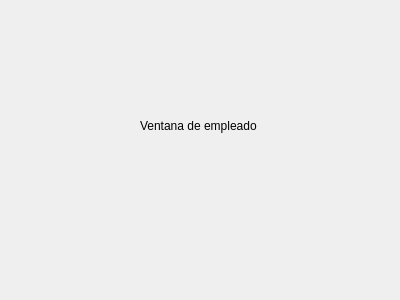
Above: ui/empleado_form.ui from DanielArias-COL/Bases-1- before the change. Below: the same form after it.
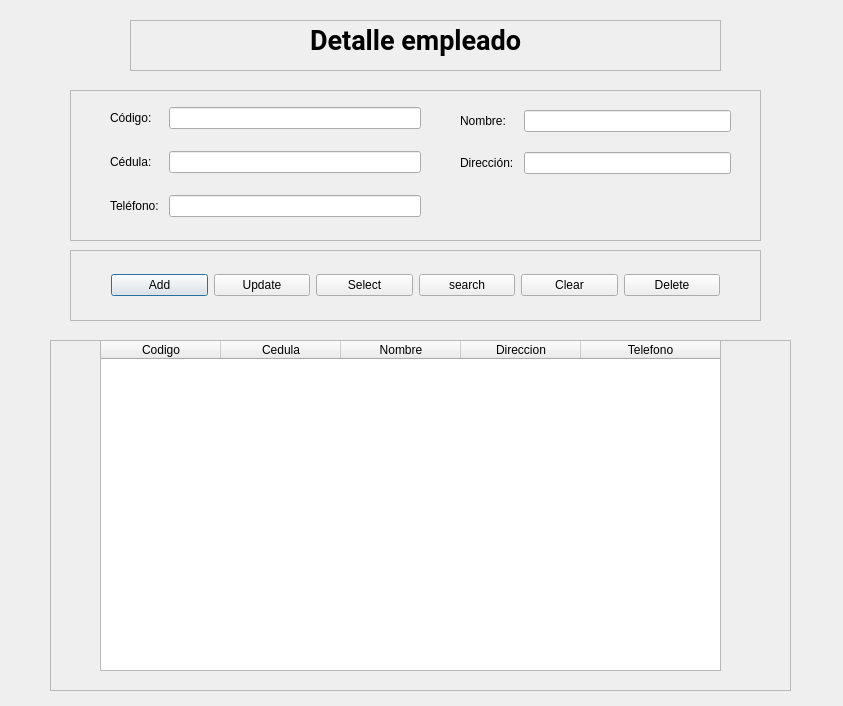
That is the form after the change.

Commit message: feat(empleado): interfaz,tabla y add

```diff
--- a/ui/empleado_form.ui
+++ b/ui/empleado_form.ui
@@ -6,25 +6,288 @@
    <rect>
     <x>0</x>
     <y>0</y>
-    <width>400</width>
-    <height>300</height>
+    <width>843</width>
+    <height>706</height>
    </rect>
   </property>
   <property name="windowTitle">
    <string>Dialog</string>
   </property>
-  <widget class="QLabel" name="label">
+  <widget class="QFrame" name="info_frame">
    <property name="geometry">
     <rect>
-     <x>140</x>
-     <y>110</y>
-     <width>131</width>
-     <height>31</height>
+     <x>70</x>
+     <y>90</y>
+     <width>691</width>
+     <height>151</height>
     </rect>
    </property>
-   <property name="text">
-    <string>Ventana de empleado</string>
+   <property name="frameShape">
+    <enum>QFrame::Shape::StyledPanel</enum>
    </property>
+   <property name="frameShadow">
+    <enum>QFrame::Shadow::Raised</enum>
+   </property>
+   <widget class="QWidget" name="">
+    <property name="geometry">
+     <rect>
+      <x>40</x>
+      <y>10</y>
+      <width>311</width>
+      <height>126</height>
+     </rect>
+    </property>
+    <layout class="QGridLayout" name="gridLayout">
+     <property name="horizontalSpacing">
+      <number>10</number>
+     </property>
+     <property name="verticalSpacing">
+      <number>15</number>
+     </property>
+     <item row="1" column="0">
+      <widget class="QLabel" name="label_5">
+       <property name="text">
+        <string>Cédula:</string>
+       </property>
+      </widget>
+     </item>
+     <item row="0" column="1">
+      <widget class="QLineEdit" name="lineEditCodigo"/>
+     </item>
+     <item row="2" column="0">
+      <widget class="QLabel" name="label_6">
+       <property name="text">
+        <string>Teléfono:</string>
+       </property>
+      </widget>
+     </item>
+     <item row="1" column="1">
+      <widget class="QLineEdit" name="lineEditCedula"/>
+     </item>
+     <item row="2" column="1">
+      <widget class="QLineEdit" name="lineEditTelefono"/>
+     </item>
+     <item row="0" column="0">
+      <widget class="QLabel" name="label_2">
+       <property name="text">
+        <string>Código:</string>
+       </property>
+      </widget>
+     </item>
+    </layout>
+   </widget>
+   <widget class="QWidget" name="">
+    <property name="geometry">
+     <rect>
+      <x>390</x>
+      <y>20</y>
+      <width>271</width>
+      <height>64</height>
+     </rect>
+    </property>
+    <layout class="QGridLayout" name="gridLayout_2">
+     <property name="horizontalSpacing">
+      <number>10</number>
+     </property>
+     <property name="verticalSpacing">
+      <number>20</number>
+     </property>
+     <item row="0" column="0">
+      <widget class="QLabel" name="label_3">
+       <property name="text">
+        <string>Nombre:</string>
+       </property>
+      </widget>
+     </item>
+     <item row="0" column="1">
+      <widget class="QLineEdit" name="lineEditNombre"/>
+     </item>
+     <item row="1" column="0">
+      <widget class="QLabel" name="label_4">
+       <property name="text">
+        <string>Dirección:</string>
+       </property>
+      </widget>
+     </item>
+     <item row="1" column="1">
+      <widget class="QLineEdit" name="lineEditDireccion"/>
+     </item>
+    </layout>
+   </widget>
+  </widget>
+  <widget class="QFrame" name="frame_2">
+   <property name="geometry">
+    <rect>
+     <x>130</x>
+     <y>20</y>
+     <width>591</width>
+     <height>51</height>
+    </rect>
+   </property>
+   <property name="frameShape">
+    <enum>QFrame::Shape::StyledPanel</enum>
+   </property>
+   <property name="frameShadow">
+    <enum>QFrame::Shadow::Raised</enum>
+   </property>
+   <widget class="QLabel" name="label">
+    <property name="geometry">
+     <rect>
+      <x>180</x>
+      <y>0</y>
+      <width>241</width>
+      <height>41</height>
+     </rect>
+    </property>
+    <property name="font">
+     <font>
+      <family>Roboto</family>
+      <pointsize>20</pointsize>
+      <bold>true</bold>
+     </font>
+    </property>
+    <property name="text">
+     <string>Detalle empleado</string>
+    </property>
+   </widget>
+  </widget>
+  <widget class="QFrame" name="function_frame">
+   <property name="geometry">
+    <rect>
+     <x>70</x>
+     <y>250</y>
+     <width>691</width>
+     <height>71</height>
+    </rect>
+   </property>
+   <property name="frameShape">
+    <enum>QFrame::Shape::StyledPanel</enum>
+   </property>
+   <property name="frameShadow">
+    <enum>QFrame::Shadow::Raised</enum>
+   </property>
+   <layout class="QHBoxLayout" name="horizontalLayout">
+    <property name="leftMargin">
+     <number>40</number>
+    </property>
+    <property name="rightMargin">
+     <number>40</number>
+    </property>
+    <item>
+     <widget class="QPushButton" name="add_btn">
+      <property name="text">
+       <string>Add</string>
+      </property>
+     </widget>
+    </item>
+    <item>
+     <widget class="QPushButton" name="update_btn">
+      <property name="text">
+       <string>Update</string>
+      </property>
+     </widget>
+    </item>
+    <item>
+     <widget class="QPushButton" name="select_btn">
+      <property name="text">
+       <string>Select</string>
+      </property>
+     </widget>
+    </item>
+    <item>
+     <widget class="QPushButton" name="search_btn">
+      <property name="text">
+       <string>search</string>
+      </property>
+     </widget>
+    </item>
+    <item>
+     <widget class="QPushButton" name="clear_btn">
+      <property name="text">
+       <string>Clear</string>
+      </property>
+     </widget>
+    </item>
+    <item>
+     <widget class="QPushButton" name="delete_btn">
+      <property name="text">
+       <string>Delete</string>
+      </property>
+     </widget>
+    </item>
+   </layout>
+  </widget>
+  <widget class="QFrame" name="result_frame">
+   <property name="geometry">
+    <rect>
+     <x>50</x>
+     <y>340</y>
+     <width>741</width>
+     <height>351</height>
+    </rect>
+   </property>
+   <property name="focusPolicy">
+    <enum>Qt::FocusPolicy::NoFocus</enum>
+   </property>
+   <property name="frameShape">
+    <enum>QFrame::Shape::StyledPanel</enum>
+   </property>
+   <property name="frameShadow">
+    <enum>QFrame::Shadow::Raised</enum>
+   </property>
+   <widget class="QTableWidget" name="tableWidget">
+    <property name="geometry">
+     <rect>
+      <x>50</x>
+      <y>0</y>
+      <width>621</width>
+      <height>331</height>
+     </rect>
+    </property>
+    <property name="focusPolicy">
+     <enum>Qt::FocusPolicy::NoFocus</enum>
+    </property>
+    <property name="showGrid">
+     <bool>false</bool>
+    </property>
+    <attribute name="horizontalHeaderMinimumSectionSize">
+     <number>50</number>
+    </attribute>
+    <attribute name="horizontalHeaderDefaultSectionSize">
+     <number>120</number>
+    </attribute>
+    <attribute name="horizontalHeaderStretchLastSection">
+     <bool>true</bool>
+    </attribute>
+    <attribute name="verticalHeaderVisible">
+     <bool>false</bool>
+    </attribute>
+    <column>
+     <property name="text">
+      <string>Codigo</string>
+     </property>
+    </column>
+    <column>
+     <property name="text">
+      <string>Cedula</string>
+     </property>
+    </column>
+    <column>
+     <property name="text">
+      <string>Nombre</string>
+     </property>
+    </column>
+    <column>
+     <property name="text">
+      <string>Direccion</string>
+     </property>
+    </column>
+    <column>
+     <property name="text">
+      <string>Telefono</string>
+     </property>
+    </column>
+   </widget>
   </widget>
  </widget>
  <resources/>
```
The commit also changes 5 other files.
